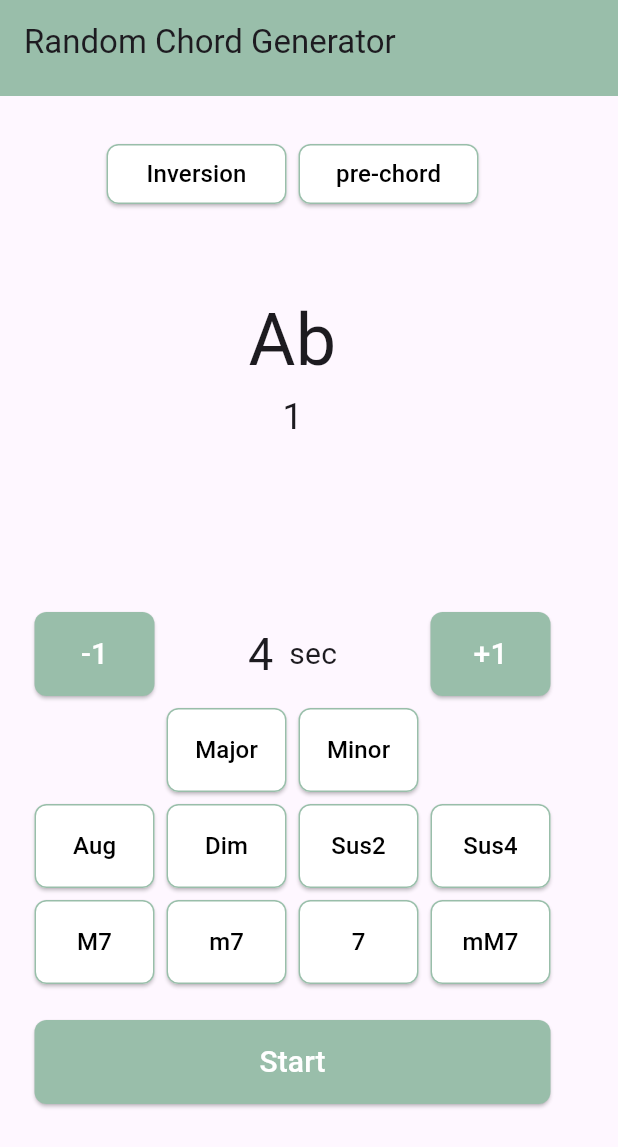
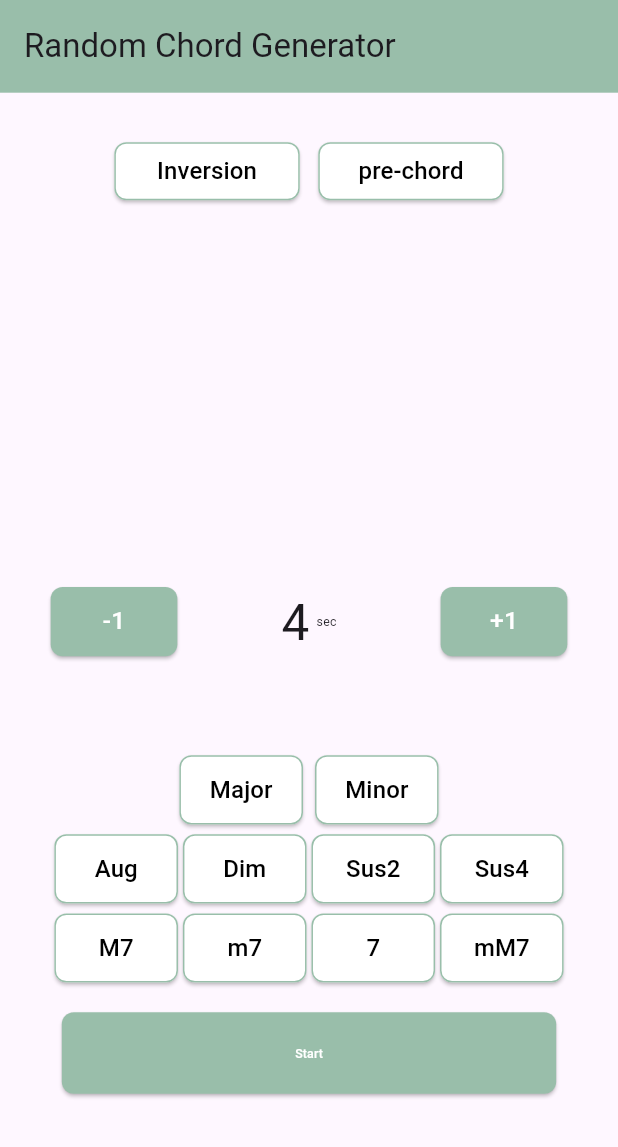
Before and after one commit to ChordPracticeApp/FE, a Flutter app: the screen it shows after launch, on a phone screen of 412 x 824 dp. Shown: the top 1147 px of the screen. Run offline on Flutter 3.47's test engine with Material 3 defaults, Android fonts, the phone set to English and light mode, and no system bars; our stand-ins replace flutter_screenutil; Roboto replaces fonts that are missing (NotoSans).

Commit message:
start눌렀을때 바로 생성되게 바꾸면 진짜 끝

```diff
--- a/lib/button_styles.dart
+++ b/lib/button_styles.dart
@@ -1,17 +1,17 @@
 import 'package:flutter/material.dart';
 
 class ButtonStyles {
-  static ButtonStyle TimeButton(){
+  static ButtonStyle TimeButton(Size screenSize) {
     return ElevatedButton.styleFrom(
       shape: RoundedRectangleBorder(
         borderRadius: BorderRadius.circular(8.0),
       ),
-      fixedSize: Size(80,56),
+      fixedSize: Size(screenSize.width * 0.205, screenSize.height * 0.066),
       backgroundColor: Color(0xff99BEAA),
     );
   }
 
-  static ButtonStyle ChordButton(bool isEnabled) {
+  static ButtonStyle ChordButton(bool isEnabled, Size screenSize) {
     if (isEnabled) {
       return ElevatedButton.styleFrom(
         shape: RoundedRectangleBorder(
@@ -19,7 +19,7 @@ class ButtonStyles {
           side: BorderSide(color: Color(0xff99BEAA)),
         ),
         padding: EdgeInsets.zero,
-        fixedSize: Size(80, 56),
+        fixedSize: Size(screenSize.width * 0.200, screenSize.height * 0.066),
         backgroundColor: Color(0xffFFFFFF),
       );
     } else {
@@ -28,20 +28,20 @@ class ButtonStyles {
           borderRadius: BorderRadius.circular(8.0),
         ),
         padding: EdgeInsets.zero,
-        fixedSize: Size(80, 56),
+        fixedSize: Size(screenSize.width * 0.20, screenSize.height * 0.066),
         backgroundColor: Color(0xffE5E5E5),
       );
     }
   }
 
-  static ButtonStyle InPreButton(bool isEnabled) {
+  static ButtonStyle InPreButton(bool isEnabled, Size screenSize) {
     if (isEnabled) {
       return ElevatedButton.styleFrom(
         shape: RoundedRectangleBorder(
           borderRadius: BorderRadius.circular(8.0),
           side: BorderSide(color: Color(0xff99BEAA)),
         ),
-        fixedSize: Size(120, 40),
+        fixedSize: Size(screenSize.width * 0.300, screenSize.height * 0.047),
         backgroundColor: Color(0xffFFFFFF),
       );
     } else {
@@ -49,19 +49,19 @@ class ButtonStyles {
         shape: RoundedRectangleBorder(
           borderRadius: BorderRadius.circular(8.0),
         ),
-        fixedSize: Size(120, 40),
+        fixedSize: Size(screenSize.width * 0.300, screenSize.height * 0.047),
         backgroundColor: Color(0xffE5E5E5),
       );
     }
   }
 
-  static ButtonStyle StartStopButton(String isEnabled) {
+  static ButtonStyle StartStopButton(String isEnabled, Size screenSize) {
     if (isEnabled == 'Start') {
       return ElevatedButton.styleFrom(
         shape: RoundedRectangleBorder(
           borderRadius: BorderRadius.circular(8.0),
         ),
-        fixedSize: Size(344, 56),
+        fixedSize: Size(screenSize.width * 0.800, screenSize.height * 0.066),
         backgroundColor: Color(0xff99BEAA),
       );
     } else {
@@ -70,7 +70,7 @@ class ButtonStyles {
           borderRadius: BorderRadius.circular(8.0),
           side: BorderSide(color: Color(0xff99BEAA)),
         ),
-        fixedSize: Size(344, 56),
+        fixedSize: Size(screenSize.width * 0.800, screenSize.height * 0.066),
         backgroundColor: Color(0xff848484),
       );
     }
--- a/lib/main.dart
+++ b/lib/main.dart
@@ -1,5 +1,6 @@
 import 'dart:ui';
 import 'package:flutter/cupertino.dart';
+import 'package:flutter/foundation.dart';
 import 'package:flutter/material.dart';
 import 'dart:math';
 import 'dart:async';
@@ -8,14 +9,9 @@ import 'package:flutter_screenutil/flutter_screenutil.dart';
 
 void main() => runApp(MyApp());
 
-
 class MyApp extends StatelessWidget {
   @override
   Widget build(BuildContext context) {
-    return ScreenUtilInit(
-      designSize: Size(390, 844),
-      builder: (BuildContext context, Widget? child) => Builder(
-        builder: (BuildContext context) {
       return MaterialApp(
         title: 'Random Chord Generator',
         theme: ThemeData(
@@ -23,9 +19,6 @@ class MyApp extends StatelessWidget {
           fontFamily: 'NotoSans',
         ),
         home: RandomChordScreen(),
-          );
-        },
-      ),
       );
   }
 }
@@ -165,24 +158,9 @@ class _RandomChordScreenState extends State<RandomChordScreen> {
     });
   }
 
-  String inversion = '1';  //전위 담당 변수
+  String inversion = '';  //전위 담당 변수
   bool inversionEnabled = true;
   bool previousChordEnabled = true;
-
-  void generateRandomChord() {
-    setState(() {
-      if(chords.isNotEmpty){
-        int randomIndex = Random().nextInt(chords.length);
-        int randomChordIndex = Random().nextInt(chords[randomIndex].length);
-        currentChord = chords[randomIndex][randomChordIndex];
-
-        //중복제거
-        while(previousChord == currentChord){
-          generateRandomChord();
-        }
-      }
-    });
-  }
 
   void toggleinversionEnabledButton() {
     setState(() {
@@ -213,6 +191,21 @@ class _RandomChordScreenState extends State<RandomChordScreen> {
     }
   }
 
+  void generateRandomChord() {
+    setState(() {
+      if(chords.isNotEmpty){
+        int randomIndex = Random().nextInt(chords.length);
+        int randomChordIndex = Random().nextInt(chords[randomIndex].length);
+        currentChord = chords[randomIndex][randomChordIndex];
+
+        //중복제거
+        while(previousChord == currentChord){
+          generateRandomChord();
+        }
+      }
+    });
+  }
+
   Timer? _timer;
   int gTime = 4;
   void toggleRandomChordGenerator() {
@@ -237,9 +230,10 @@ class _RandomChordScreenState extends State<RandomChordScreen> {
   }
 
   String GbuttonText = 'Start';
+
+  // Start/Stop 변경
   void onPressedCallback() {
     setState(() {
-      // 현재 버튼 텍스트 확인 후 변경
       if (GbuttonText == 'Stop') {
         GbuttonText = 'Start';
       } else {
@@ -251,43 +245,43 @@ class _RandomChordScreenState extends State<RandomChordScreen> {
   //메인 부분
   @override
   Widget build(BuildContext context) {
-    generateRandomChord();
-    return Scaffold(
-      appBar: PreferredSize(
-        preferredSize: Size.fromHeight(64),
-        child: AppBar(
+    final Size screenSize = MediaQuery.of(context).size;
+
+    return Container(
+      width: screenSize.width,
+      height: screenSize.height,
+      child: Scaffold(
+        appBar: AppBar(
+          toolbarHeight: screenSize.height * 0.075,
           title: Text('Random Chord Generator'),
           backgroundColor: Color(0xff99BEAA),
-        )
         ),
         body: Column(
           crossAxisAlignment: CrossAxisAlignment.center,
           children: [
             //앱바 - 전위 여백
             SizedBox(
-            height: 32,
-            width: 390,
+              width: screenSize.width,
+              height: screenSize.height * 0.04,
             ),
 
             //inversion, pre-chord 버튼
             SizedBox(
-            width: 248,
-            height: 40,
+              width: screenSize.width * 0.636,
+              height: screenSize.height * 0.047,
               child: Row(
                 mainAxisAlignment: MainAxisAlignment.center,
                 children: [
                   ElevatedButton(
                     onPressed: toggleinversionEnabledButton,
-                  style: ButtonStyles.InPreButton(inversionEnabled),
+                    style: ButtonStyles.InPreButton(inversionEnabled, screenSize),
                     child:
                     Text('Inversion', style: TextStyle(color: Colors.black, fontSize: 16)),
                   ),
-                SizedBox( height:40.0,
-                  width:8.0,
-                ),
+                  SizedBox( width: screenSize.width * 0.030),
                   ElevatedButton(
                     onPressed: togglePreviousChordEnabledButton,
-                  style: ButtonStyles.InPreButton(previousChordEnabled),
+                    style: ButtonStyles.InPreButton(previousChordEnabled, screenSize),
                     child:
                     Text('pre-chord', style: TextStyle(color: Colors.black, fontSize: 16)),
                   ),
@@ -297,49 +291,54 @@ class _RandomChordScreenState extends State<RandomChordScreen> {
 
             //inversion - 코드 여백
             SizedBox(
-            height: 56,
+              height: screenSize.height*0.05,
             ),
 
             //pre 코드
-          /*Row(
+            SizedBox(
+                height: screenSize.height * 0.05,
+                child: Row(
                   mainAxisAlignment: MainAxisAlignment.spaceEvenly,
                   children: [
                     Text(
                       previousChord,
-                style: TextStyle(fontSize: 40, color: Colors.black.withOpacity(0.8)),
+                      style: TextStyle(
+                          fontSize: 40, color: Colors.black.withOpacity(0.8)),
                     ),
                     SizedBox(width: 120)
                   ],
-          ), */
+                ),
+              ),
 
               //현재 코드, 전위 숫자
             SizedBox(
-            width: 200,
-            height: 113,
+                width: screenSize.width * 0.8,
+                height: screenSize.height * 0.203,
                 child: Column(
                     children: [
                       Text(
                         currentChord,
-                  style: TextStyle(fontSize: 48),
+                        style: TextStyle(fontSize: screenSize.width * 0.12),
                         textAlign: TextAlign.center,
                       ),
                       Text(
                         inversion,
-                  style: TextStyle(fontSize: 24),
+                        style: TextStyle(fontSize: screenSize.width * 0.07),
                       ),
                     ]
                 )
             ),
 
             //코드 - 전환시간 여백
-          SizedBox(height: 103),
+            SizedBox(height: screenSize.height * 0.01),
 
             //-1, 전환 시간, +1
             SizedBox(
-            width: 344,
-            height: 56,
+              width: screenSize.width * 0.836,
+              height: screenSize.height * 0.056,
               child: Row(
                   mainAxisAlignment: MainAxisAlignment.spaceBetween,
+                  crossAxisAlignment: CrossAxisAlignment.start,
                   children: [
                     //-1 버튼
                     ElevatedButton(
@@ -355,10 +354,10 @@ class _RandomChordScreenState extends State<RandomChordScreen> {
                           });
                         }
                       },
-                    style: ButtonStyles.TimeButton(),
+                      style: ButtonStyles.TimeButton(screenSize),
                       child: Text(
                           '-1',
-                        style: TextStyle(fontSize: 20, color: Colors.white)
+                          style: TextStyle(fontSize: screenSize.width * 0.04, color: Colors.white)
                       ),
                     ),
                     //전환 시간
@@ -366,11 +365,11 @@ class _RandomChordScreenState extends State<RandomChordScreen> {
                       children: [
                         Text(
                           gTime.toString(),
-                        style: TextStyle(fontSize: 30),
+                          style: TextStyle(fontSize: screenSize.width * 0.08),
                         ),
                         Text(
                           '  sec',
-                        style: TextStyle(fontSize: 20),
+                          style: TextStyle(fontSize: screenSize.width * 0.02),
                         ),
                       ],
                     ),
@@ -387,10 +386,10 @@ class _RandomChordScreenState extends State<RandomChordScreen> {
                           gTime++;
                         });
                       },
-                    style: ButtonStyles.TimeButton(),
+                      style: ButtonStyles.TimeButton(screenSize),
                       child: Text(
                           '+1',
-                        style: TextStyle(fontSize: 20, color: Colors.white)
+                          style: TextStyle(fontSize: screenSize.width * 0.04, color: Colors.white)
                       ),
                     ),
                   ]
@@ -398,18 +397,18 @@ class _RandomChordScreenState extends State<RandomChordScreen> {
             ),
 
             //전환시간 - 코드버튼 여백
-          SizedBox(height: 8),
+            SizedBox(height: screenSize.height * 0.08),
 
             //코드버튼 1
             SizedBox(
-            width: 344,
-            height: 56,
+              width: screenSize.width * 0.836,
+              height: screenSize.height * 0.056,
               child: Row(
                 mainAxisAlignment: MainAxisAlignment.center,
                 children: [
                   ElevatedButton(
                     onPressed: toggleMajorButton,
-                  style: ButtonStyles.ChordButton(majorButtonEnabled),
+                    style: ButtonStyles.ChordButton(majorButtonEnabled, screenSize),
                     child: Text('Major', style: TextStyle(color: Colors.black, fontSize: 16)),
                   ),
                   SizedBox(
@@ -417,7 +416,7 @@ class _RandomChordScreenState extends State<RandomChordScreen> {
                   ),
                   ElevatedButton(
                     onPressed: toggleMinorButton,
-                  style:ButtonStyles.ChordButton(minorButtonEnabled),
+                    style:ButtonStyles.ChordButton(minorButtonEnabled, screenSize),
                     child: Text('Minor', style: TextStyle(color: Colors.black, fontSize: 16)),
                   ),
                 ],
@@ -426,43 +425,43 @@ class _RandomChordScreenState extends State<RandomChordScreen> {
 
             //코드버튼 1-2 여백
             SizedBox(
-            height: 8
+                height: screenSize.height * 0.008
             ),
 
             //코드버튼 2
             SizedBox(
-            width: 344,
-            height: 56,
+              width: screenSize.width * 0.836,
+              height: screenSize.height * 0.056,
               child: Row(
                 mainAxisAlignment: MainAxisAlignment.center,
                 children: [
                   ElevatedButton(
                     onPressed: toggleAugButton,
-                  style: ButtonStyles.ChordButton(augButtonEnabled),
+                    style: ButtonStyles.ChordButton(augButtonEnabled, screenSize),
                     child: Text('Aug', style: TextStyle(color: Colors.black, fontSize: 16)),
                   ),
                   SizedBox(
-                  width: 8,
+                      width: screenSize.width * 0.008
                   ),
                   ElevatedButton(
                     onPressed: toggleDimButton,
-                  style: ButtonStyles.ChordButton(dimButtonEnabled),
+                    style: ButtonStyles.ChordButton(dimButtonEnabled, screenSize),
                     child: Text('Dim', style: TextStyle(color: Colors.black, fontSize: 16)),
                   ),
                   SizedBox(
-                  width: 8,
+                      width: screenSize.width * 0.008
                   ),
                   ElevatedButton(
                     onPressed: toggleSus2Button,
-                  style: ButtonStyles.ChordButton(sus2ButtonEnabled),
+                    style: ButtonStyles.ChordButton(sus2ButtonEnabled, screenSize),
                     child: Text('Sus2', style: TextStyle(color: Colors.black, fontSize: 16)),
                   ),
                   SizedBox(
-                  width: 8,
+                      width: screenSize.width * 0.008
                   ),
                   ElevatedButton(
                     onPressed: toggleSus4Button,
-                  style: ButtonStyles.ChordButton(sus4ButtonEnabled),
+                    style: ButtonStyles.ChordButton(sus4ButtonEnabled, screenSize),
                     child: Text('Sus4', style: TextStyle(color: Colors.black, fontSize: 16)),
                   ),
                 ],
@@ -471,66 +470,68 @@ class _RandomChordScreenState extends State<RandomChordScreen> {
 
             //코드버튼 2-3 여백
             SizedBox(
-              height: 8
+                height: screenSize.height * 0.008
             ),
 
             //코드버튼 3
             SizedBox(
-            width: 344,
-            height: 56,
+              width: screenSize.width * 0.836,
+              height: screenSize.height * 0.056,
               child: Row(
                 mainAxisAlignment: MainAxisAlignment.center,
                 children: [
                   ElevatedButton(
                     onPressed: toggleM7Button,
-                  style: ButtonStyles.ChordButton(M7ButtonEnabled),
+                    style: ButtonStyles.ChordButton(M7ButtonEnabled, screenSize),
                     child: Text('M7', style: TextStyle(color: Colors.black, fontSize: 16)),
                   ),
                   SizedBox(
-                  width: 8,
+                    width: screenSize.width * 0.008,
                   ),
                   ElevatedButton(
                     onPressed: togglem7Button,
-                  style: ButtonStyles.ChordButton(m7ButtonEnabled),
+                    style: ButtonStyles.ChordButton(m7ButtonEnabled, screenSize),
                     child: Text('m7', style: TextStyle(color: Colors.black, fontSize: 16)),
                   ),
                   SizedBox(
-                  width: 8,
+                    width: screenSize.width * 0.008,
                   ),
                   ElevatedButton(
                     onPressed: toggle7Button,
-                  style: ButtonStyles.ChordButton(sevenButtonEnabled),
+                    style: ButtonStyles.ChordButton(sevenButtonEnabled, screenSize),
                     child: Text('7', style: TextStyle(color: Colors.black, fontSize: 16)),
                   ),
                   SizedBox(
-                  width: 8,
+                    width: screenSize.width * 0.008,
                   ),
                   ElevatedButton(
                     onPressed: togglemM7Button,
-                  style: ButtonStyles.ChordButton(mM7ButtonEnabled),
+                    style: ButtonStyles.ChordButton(mM7ButtonEnabled, screenSize),
                     child: Text('mM7', style: TextStyle(color: Colors.black, fontSize: 16)),
                   ),
                 ],
               ),
             ),
 
-          SizedBox(height: 24),
+            SizedBox(height: screenSize.height * 0.024),
 
             //Start,Stop 버튼
             ElevatedButton(
                 onPressed : (){
-              previousChord = '';
-              currentChord = '';
-              toggleRandomChordGenerator(); onPressedCallback();
+                  // previousChord = '';
+                  // currentChord = '';
+                  toggleRandomChordGenerator();
+                  onPressedCallback();
                 },
                 child: Text(
                   GbuttonText,
-              style: TextStyle(fontSize: 20, color: Colors.white),
+                  style: TextStyle(fontSize: screenSize.width * 0.02, color: Colors.white),
                 ),
-            style: ButtonStyles.StartStopButton(GbuttonText)
+                style: ButtonStyles.StartStopButton(GbuttonText, screenSize)
             ),
           ],
         ),
+      )
     );
   }
 }
```
Lines whose indentation alone changed are shown as unchanged.
